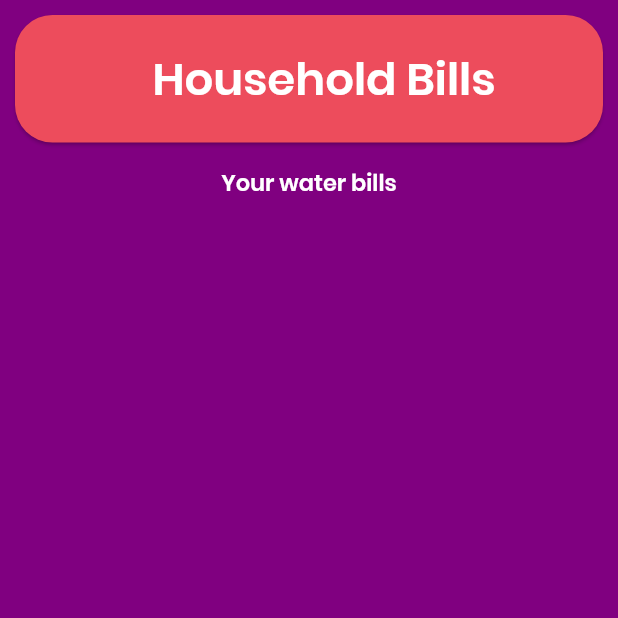
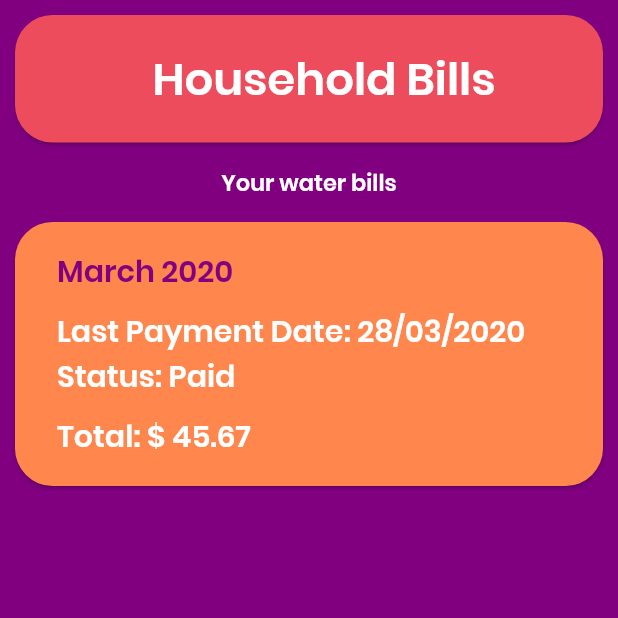
Before and after one commit to ameysunu/watered, a Flutter app: the Bills screen opened directly, on a phone screen of 412 x 824 dp, the top half of it. Run offline on Flutter 3.47's test engine with Material 2 defaults, Android fonts, the phone set to English and light mode, and no system bars; our stand-ins replace hexcolor.

Commit message:
bills added

```diff
--- a/lib/bills.dart
+++ b/lib/bills.dart
@@ -55,6 +55,60 @@ class _BillsState extends State<Bills> {
                   ),
                 ),
               ),
+              Card(
+                color: Hexcolor('#FF864C'),
+                shape: RoundedRectangleBorder(
+                  borderRadius: BorderRadius.vertical(
+                    top: Radius.circular(25.0),
+                    bottom: Radius.circular(25.0),
+                  ),
+                ),
+                margin: EdgeInsets.symmetric(vertical: 10.0, horizontal: 10.0),
+                child: Padding(
+                  padding: const EdgeInsets.all(8.0),
+                  child: SizedBox(
+                    width: double.infinity,
+                    child: Column(
+                      crossAxisAlignment: CrossAxisAlignment.start,
+                      children: <Widget>[
+                        Padding(
+                          padding: const EdgeInsets.fromLTRB(20, 10, 0, 10),
+                          child: Text(
+                            'March 2020',
+                            style: TextStyle(
+                              fontFamily: 'Poppins',
+                              fontSize: 20,
+                              color: Hexcolor('#800080'),
+                            ),
+                          ),
+                        ),
+                        Padding(
+                          padding: const EdgeInsets.fromLTRB(20, 0, 0, 10),
+                          child: Text(
+                            'Last Payment Date: 28/03/2020\nStatus: Paid ',
+                            style: TextStyle(
+                              fontFamily: 'Poppins',
+                              fontSize: 20,
+                              color: Hexcolor('#FFFFFF'),
+                            ),
+                          ),
+                        ),
+                        Padding(
+                          padding: const EdgeInsets.fromLTRB(20, 0, 0, 10),
+                          child: Text(
+                            'Total: \u0024 45.67',
+                            style: TextStyle(
+                              fontFamily: 'Poppins',
+                              fontSize: 20,
+                              color: Hexcolor('#FFFFFF'),
+                            ),
+                          ),
+                        ),
+                      ],
+                    ),
+                  ),
+                ),
+              ),
             ],
           ),
         ),
```
